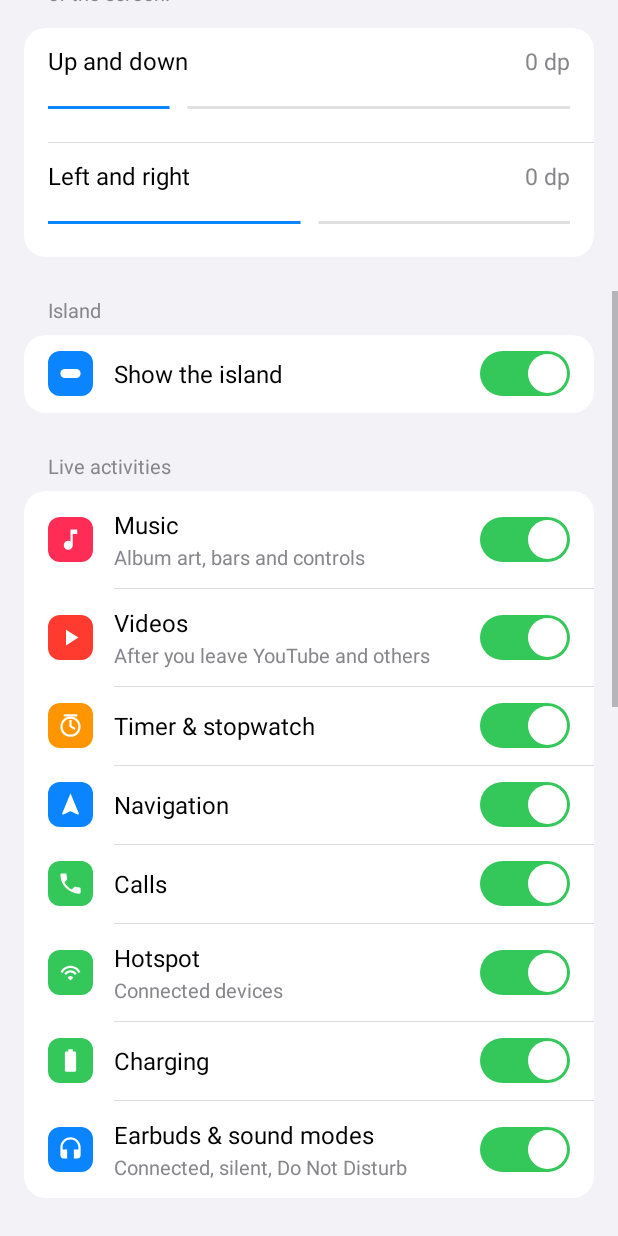
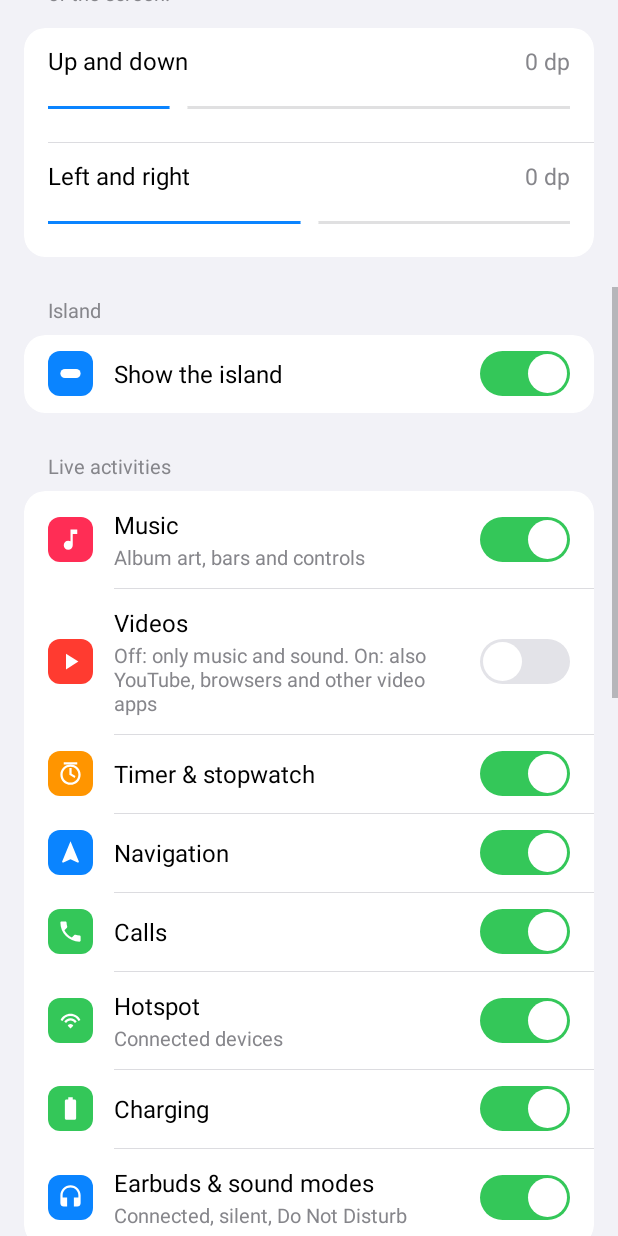
Before and after one commit to Htnameh50959/IslandApp, an Android app: the screen it shows after launch (MainActivity), scrolled down 576 dp, on a phone screen of 412 x 824 dp. Run offline under Robolectric (Android 15) with nearby library versions, the phone set to English and light mode, and no system bars.

Commit message:
Media: sound only by default, hide videos and browsers
The Videos switch is now off by default, browsers count as video apps,
and when videos are hidden the island picks a music session playing in
the background instead of the video. Toggling the switch re-picks the
session straight away.

Co-Authored-By: Claude Opus 5.5 <noreply@anthropic.com>

```diff
--- a/app/src/main/java/com/staad/island/Prefs.kt
+++ b/app/src/main/java/com/staad/island/Prefs.kt
@@ -50,8 +50,8 @@ data class IslandConfig(
     val dragDrop: Boolean = true,
     /** Face ID pill only while the lock screen is actively checking your face. */
     val faceId: Boolean = true,
-    /** Show YouTube and other video apps in the island. */
-    val videoPill: Boolean = true,
+    /** Show YouTube, browsers and other video apps in the island. Off = sound only. */
+    val videoPill: Boolean = false,
     /** Route dismissible app notifications to the Island instead of the system shade/banner. */
     val routeNotifications: Boolean = false,
     /** Keep ongoing calls, navigation and timers on the Island until they finish. */
--- a/app/src/main/res/layout/activity_main.xml
+++ b/app/src/main/res/layout/activity_main.xml
@@ -97,7 +97,7 @@
                 <ImageView style="@style/RowIcon" android:src="@drawable/ic_play" android:backgroundTint="@color/t_red" android:importantForAccessibility="no" />
                 <LinearLayout style="@style/RowText">
                     <TextView style="@style/RowTitle" android:text="Videos" />
-                    <TextView style="@style/RowSub" android:text="After you leave YouTube and others" />
+                    <TextView style="@style/RowSub" android:text="Off: only music and sound. On: also YouTube, browsers and other video apps" />
                 </LinearLayout>
                 <Switch android:id="@+id/swVideo" style="@style/RowSwitch" android:contentDescription="Videos" />
             </LinearLayout>
```
Also changed, not shown: app/src/main/java/com/staad/island/IslandBus.kt (+7 -0 lines), app/src/main/java/com/staad/island/IslandNotificationListener.kt (+14 -1 lines).
